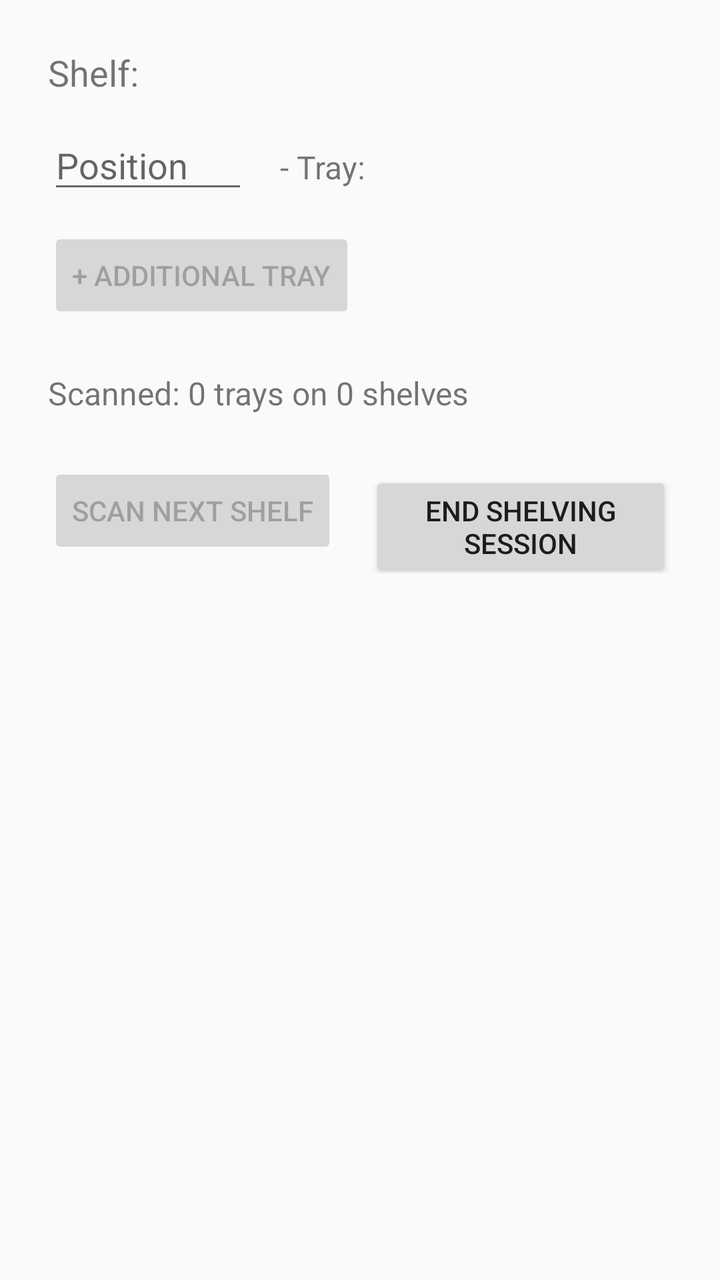
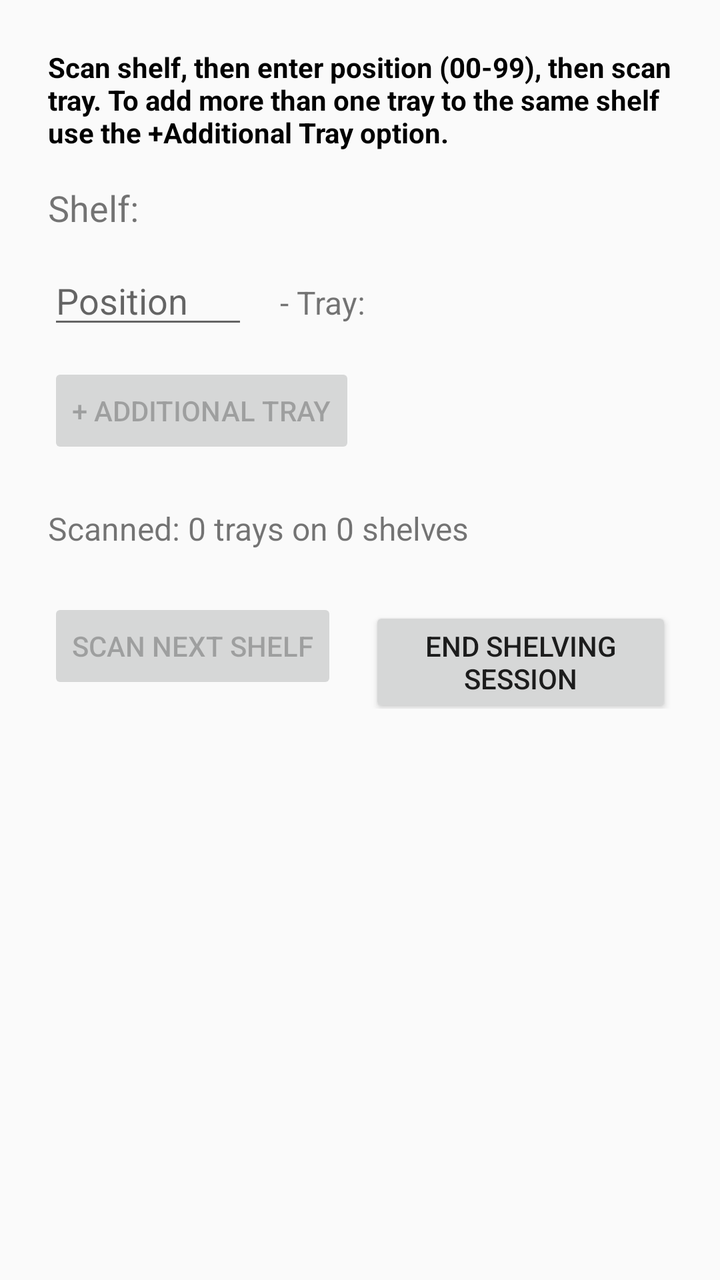

Two renders of the same Android screen: before a commit and after it. Below are the layout's source before the change and the commit's diff.
<!-- AndroidManifest.xml: application theme Theme.AppCompat.Light.DarkActionBar -->
<!-- res/layout/activity_tray_to_shelf.xml -->
<?xml version="1.0" encoding="utf-8"?>
<ScrollView xmlns:android="http://schemas.android.com/apk/res/android"
    android:layout_width="match_parent"
    android:layout_height="match_parent"
    android:padding="24dp">

    <LinearLayout
        android:layout_width="match_parent"
        android:layout_height="wrap_content"
        android:orientation="vertical">

        
        <TextView
            android:id="@+id/shelfText"
            android:layout_width="wrap_content"
            android:layout_height="wrap_content"
            android:text="Shelf:"
            android:textSize="18sp"
            android:layout_marginBottom="12dp" />

        
        <LinearLayout
            android:layout_width="wrap_content"
            android:layout_height="wrap_content"
            android:orientation="horizontal"
            android:layout_marginBottom="12dp"
            android:layout_gravity="start">

            <EditText
                android:id="@+id/positionInput"
                android:layout_width="100dp"
                android:layout_height="wrap_content"
                android:hint="Position"
                android:inputType="number"
                android:maxLength="2" />

            <TextView
                android:id="@+id/trayText"
                android:layout_width="wrap_content"
                android:layout_height="wrap_content"
                android:text=" - Tray:"
                android:layout_marginStart="12dp"
                android:textSize="16sp" />
        </LinearLayout>

        
        <Button
            android:id="@+id/addTrayButton"
            android:layout_width="wrap_content"
            android:layout_height="wrap_content"
            android:text="+ Additional Tray"
            android:layout_marginBottom="24dp"
            android:enabled="false" />

        
        <TextView
            android:id="@+id/counterText"
            android:layout_width="wrap_content"
            android:layout_height="wrap_content"
            android:text="Scanned: 0 trays on 0 shelves"
            android:textSize="16sp"
            android:layout_marginBottom="24dp" />

        
        <LinearLayout
            android:layout_width="match_parent"
            android:layout_height="wrap_content"
            android:orientation="horizontal"
            android:gravity="center_horizontal">

            <Button
                android:id="@+id/nextShelfButton"
                android:layout_width="wrap_content"
                android:layout_height="wrap_content"
                android:text="Scan Next Shelf"
                android:layout_marginEnd="16dp"
                android:enabled="false" />

            <Button
                android:id="@+id/endSessionButton"
                android:layout_width="wrap_content"
                android:layout_height="wrap_content"
                android:text="End Shelving Session" />
        </LinearLayout>
    </LinearLayout>
</ScrollView>
<!-- resources referenced by this layout -->
<resources>

</resources>

<!-- the commit's change to res/layout/activity_tray_to_shelf.xml (unified diff, before → after) -->
@@ -8,6 +8,17 @@
         android:layout_width="match_parent"
         android:layout_height="wrap_content"
         android:orientation="vertical">
+
+        
+        <TextView
+            android:id="@+id/instructionsText"
+            android:layout_width="match_parent"
+            android:layout_height="wrap_content"
+            android:text="Scan shelf, then enter position (00-99), then scan tray. To add more than one tray to the same shelf use the +Additional Tray option."
+            android:textSize="14sp"
+            android:textColor="@android:color/black"
+            android:textStyle="bold"
+            android:layout_marginBottom="16dp" />
 
         
         <TextView
